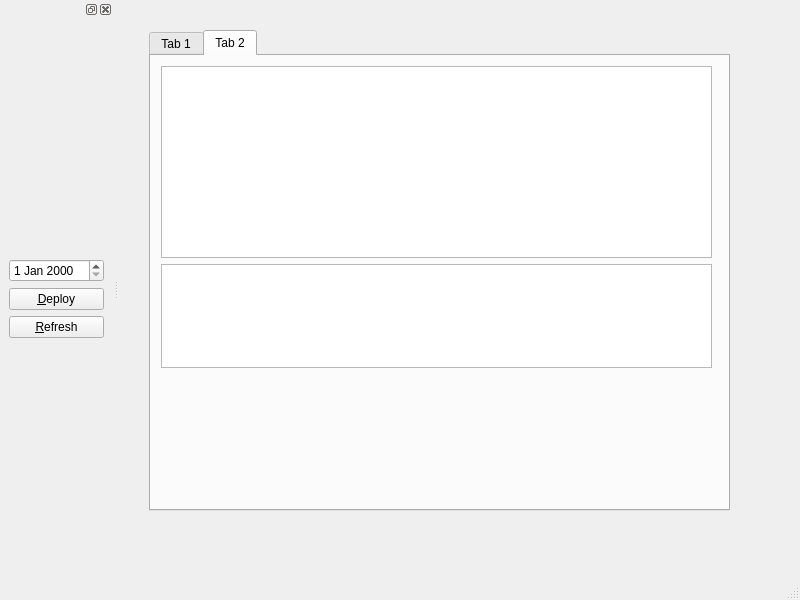
Above: mainwindow.ui from nemorami/work_type before the change. Below: the same form after it.
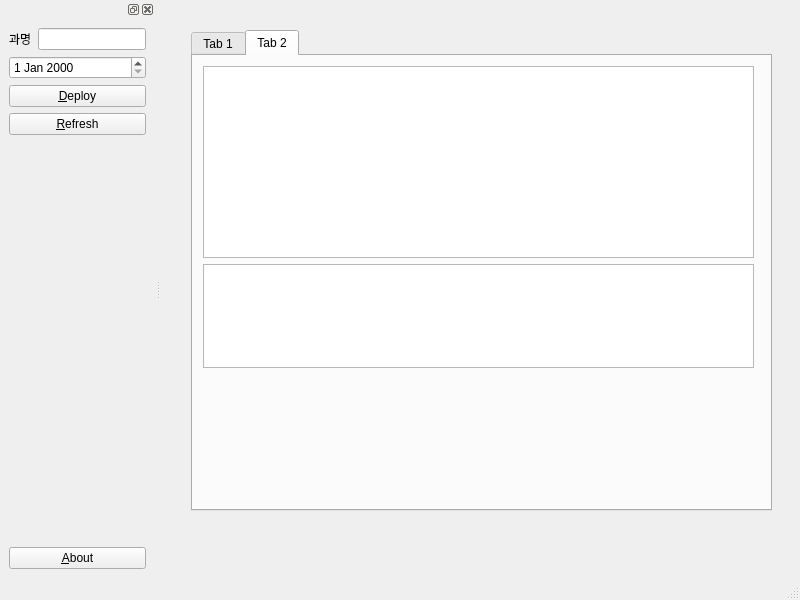
That is the form after the change.

Diff of the .ui file:
```diff
--- a/mainwindow.ui
+++ b/mainwindow.ui
@@ -93,6 +93,11 @@
            <verstretch>0</verstretch>
           </sizepolicy>
          </property>
+         <property name="font">
+          <font>
+           <pointsize>16</pointsize>
+          </font>
+         </property>
         </widget>
        </item>
        <item>
@@ -134,6 +139,20 @@
     <layout class="QVBoxLayout" name="verticalLayout_2">
      <item>
       <layout class="QVBoxLayout" name="verticalLayout">
+       <item>
+        <layout class="QHBoxLayout" name="horizontalLayout">
+         <item>
+          <widget class="QLabel" name="label">
+           <property name="text">
+            <string>과명</string>
+           </property>
+          </widget>
+         </item>
+         <item>
+          <widget class="QLineEdit" name="lineEdit"/>
+         </item>
+        </layout>
+       </item>
        <item>
         <widget class="QDateEdit" name="dateEdit">
          <property name="currentSection">
@@ -155,6 +174,26 @@
          </property>
         </widget>
        </item>
+       <item>
+        <spacer name="verticalSpacer">
+         <property name="orientation">
+          <enum>Qt::Vertical</enum>
+         </property>
+         <property name="sizeHint" stdset="0">
+          <size>
+           <width>20</width>
+           <height>40</height>
+          </size>
+         </property>
+        </spacer>
+       </item>
+       <item>
+        <widget class="QPushButton" name="aboutPushButton">
+         <property name="text">
+          <string>&amp;About</string>
+         </property>
+        </widget>
+       </item>
       </layout>
      </item>
     </layout>
```
Left out of the diff: 4 changed lines with no effect on the pictures.
